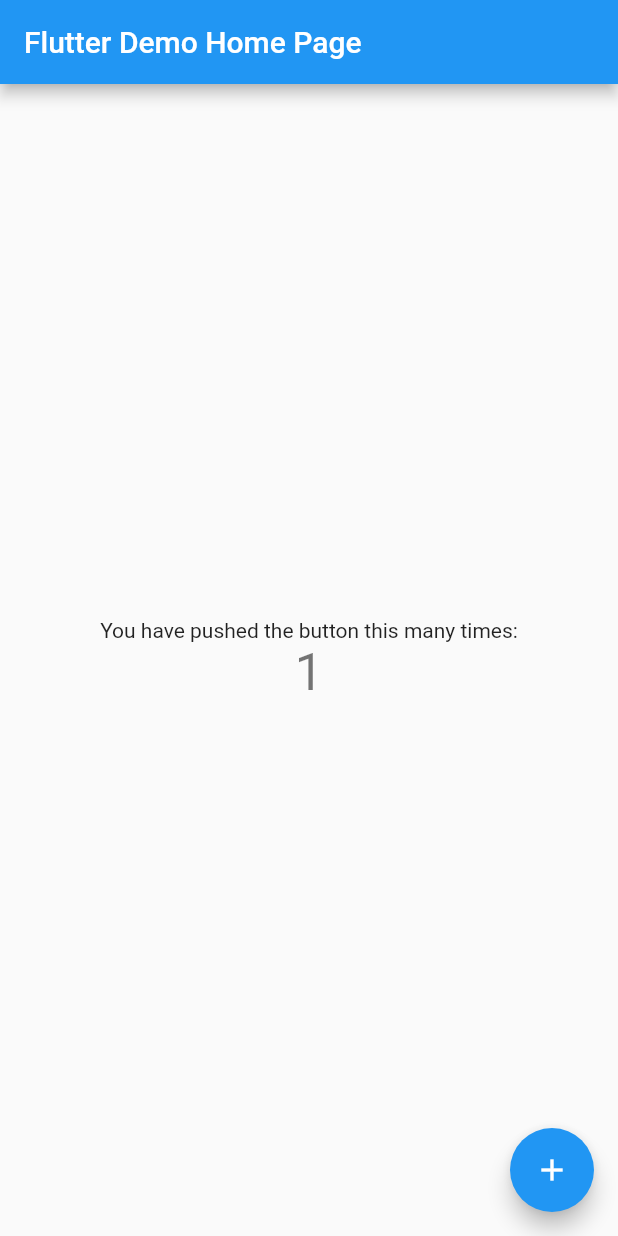
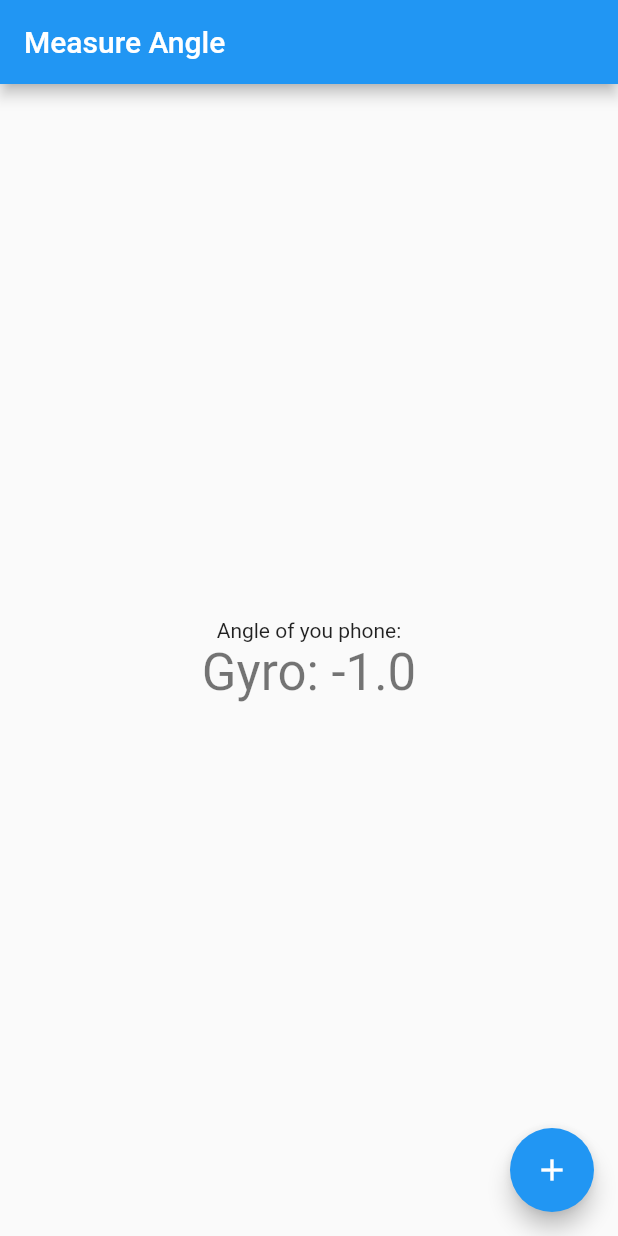
Before and after one commit to Narzgul/Measure, a Flutter app: the MyHomePage screen opened directly, after a tap on the "add" icon, on a phone screen of 412 x 824 dp. Run offline on Flutter 3.47's test engine with Material 2 defaults, Android fonts, the phone set to English and light mode, and no system bars; our stand-ins replace sensors.

Commit message:
Shows acceleration along yaw

```diff
--- a/lib/main.dart
+++ b/lib/main.dart
@@ -1,4 +1,6 @@
+import 'dart:async';
 import 'package:flutter/material.dart';
+import 'package:sensors/sensors.dart';
 
 void main() {
   runApp(MyApp());
@@ -9,20 +11,11 @@ class MyApp extends StatelessWidget {
   @override
   Widget build(BuildContext context) {
     return MaterialApp(
-      title: 'Flutter Demo',
+      title: 'Measure',
       theme: ThemeData(
-        // This is the theme of your application.
-        //
-        // Try running your application with "flutter run". You'll see the
-        // application has a blue toolbar. Then, without quitting the app, try
-        // changing the primarySwatch below to Colors.green and then invoke
-        // "hot reload" (press "r" in the console where you ran "flutter run",
-        // or simply save your changes to "hot reload" in a Flutter IDE).
-        // Notice that the counter didn't reset back to zero; the application
-        // is not restarted.
         primarySwatch: Colors.blue,
       ),
-      home: MyHomePage(title: 'Flutter Demo Home Page'),
+      home: MyHomePage(title: 'Measure Angle'),
     );
   }
 }
@@ -46,19 +39,9 @@ class MyHomePage extends StatefulWidget {
 }
 
 class _MyHomePageState extends State<MyHomePage> {
-  int _counter = 0;
 
-  void _incrementCounter() {
-    setState(() {
-      // This call to setState tells the Flutter framework that something has
-      // changed in this State, which causes it to rerun the build method below
-      // so that the display can reflect the updated values. If we changed
-      // _counter without calling setState(), then the build method would not be
-      // called again, and so nothing would appear to happen.
-      _counter++;
-    });
-  }
-
+  double gyroValue = -1;
+  late StreamSubscription gyroSub;
   @override
   Widget build(BuildContext context) {
     // This method is rerun every time setState is called, for instance as done
@@ -94,20 +77,37 @@ class _MyHomePageState extends State<MyHomePage> {
           mainAxisAlignment: MainAxisAlignment.center,
           children: <Widget>[
             Text(
-              'You have pushed the button this many times:',
+              'Angle of you phone:',
             ),
             Text(
-              '$_counter',
+              "Gyro: $gyroValue",
               style: Theme.of(context).textTheme.headline4,
             ),
           ],
         ),
       ),
       floatingActionButton: FloatingActionButton(
-        onPressed: _incrementCounter,
         tooltip: 'Increment',
+        onPressed: () {  },
         child: Icon(Icons.add),
       ), // This trailing comma makes auto-formatting nicer for build methods.
     );
   }
+
+  @override
+  void initState() {
+    super.initState();
+
+    gyroSub = gyroscopeEvents.listen((event) {
+      setState(() {
+        gyroValue = event.y;
+      });
+    });
+  }
+
+  @override
+  void dispose() {
+    super.dispose();
+    gyroSub.cancel();
+  }
 }
--- a/pubspec.yaml
+++ b/pubspec.yaml
@@ -23,6 +23,8 @@ environment:
 dependencies:
   flutter:
     sdk: flutter
+  sensors: ^2.0.3
+  flutter_android: ^0.8.0
 
 
   # The following adds the Cupertino Icons font to your application.
```
Also changed, not shown: pubspec.lock, 3 other files.
